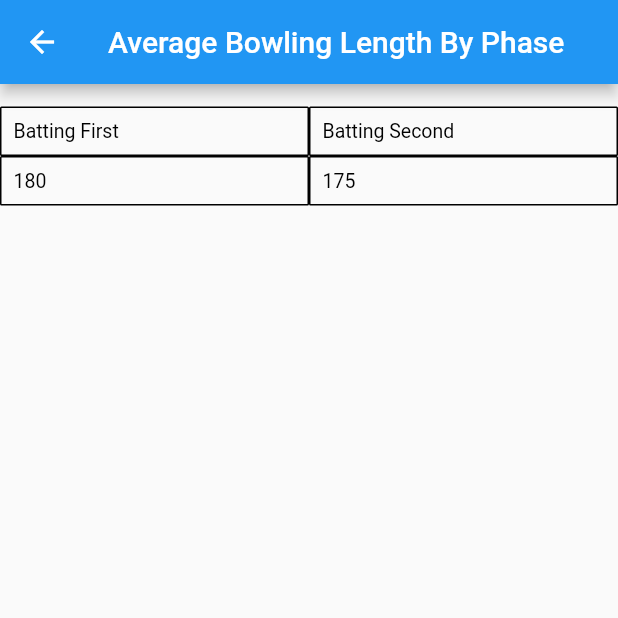
After one commit to WaleedK2000/captains_insight, a Flutter app: the AverageTeamTotal screen opened directly, on a phone screen of 412 x 824 dp, the top half of it. The commit adds this screen. Run offline on Flutter 3.47's test engine with Material 2 defaults, Android fonts, the phone set to English and light mode, and no system bars; our stand-ins replace firebase_core, firebase_database; accounts and stored records are empty.

Commit message:
Added average team total screen

```diff
--- /dev/null
+++ b/lib/screens/data_screens/AverageTeamTotal.dart
@@ -0,0 +1,52 @@
+import 'package:flutter/material.dart';
+
+class AverageTeamTotal extends StatelessWidget {
+  const AverageTeamTotal({Key? key}) : super(key: key);
+
+  @override
+  Widget build(BuildContext context) {
+    return Scaffold(
+        appBar: AppBar(title: Text('Average Bowling Length By Phase')),
+        body: _buildTable());
+  }
+
+  static const rowSpacer = TableRow(children: [
+    SizedBox(
+      height: 15,
+    ),
+    SizedBox(
+      height: 15,
+    ),
+  ]);
+
+  _buildTable() => Table(children: [
+        rowSpacer,
+        TableRow(
+          children: [
+            _buildCell('Batting First'),
+            _buildCell("Batting Second"),
+          ],
+        ),
+        TableRow(children: [
+          _buildCell('180'),
+          _buildCell('175'),
+        ]),
+      ]);
+  Widget _buildCell(String text) => Container(
+        padding: const EdgeInsets.all(8),
+        decoration: BoxDecoration(
+          border: Border.all(
+            color: Colors.black,
+            width: 1,
+          ),
+          borderRadius: BorderRadius.circular(1),
+        ),
+        child: Text(
+          text,
+          style: const TextStyle(
+            fontSize: 13,
+            color: Colors.black,
+          ),
+        ),
+      );
+}
```
Also changed, not shown: lib/screens/data_screens/TeamPlayerList.dart (+19 -2 lines), lib/services/database.dart (+13 -0 lines).
